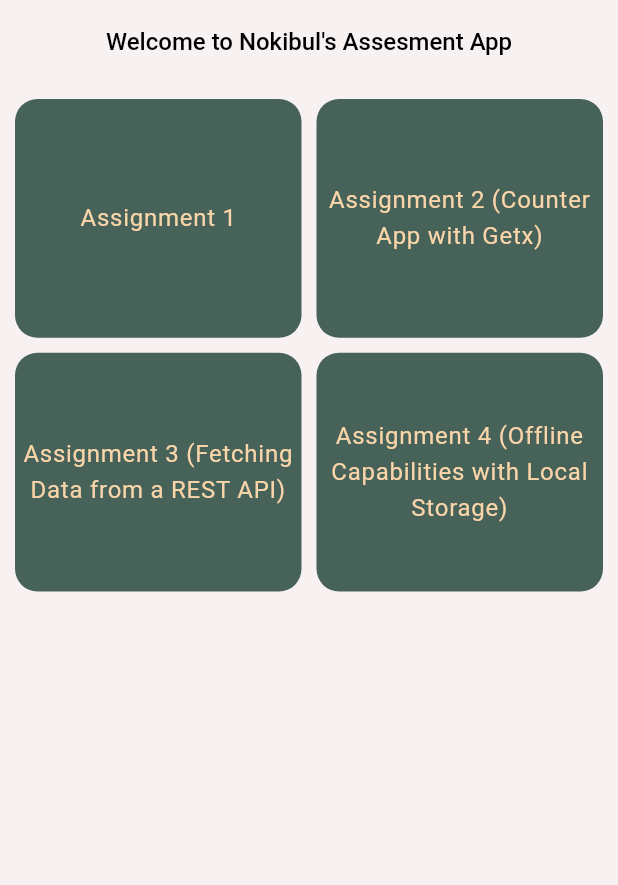
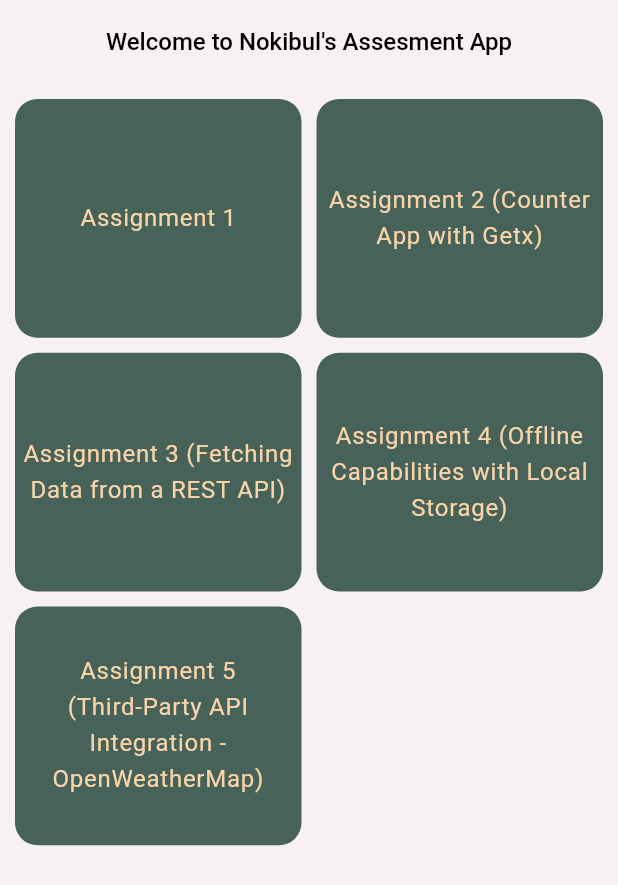
Before and after one commit to nokibul82/remote_kitchen_assesment, a Flutter app: the screen it shows after launch, on a phone screen of 412 x 824 dp. Shown: the top 885 px of the screen. Run offline on Flutter 3.47's test engine with Material 3 defaults, Android fonts, the phone set to English and light mode, and no system bars; our stand-ins replace dio, get, hive_flutter; accounts and stored records are empty.

Commit message:
Assignment-5 ( Third-Party API )

```diff
--- a/lib/views/screens/home_screen.dart
+++ b/lib/views/screens/home_screen.dart
@@ -127,6 +127,30 @@ class HomeScreen extends StatelessWidget {
                       )),
                     ),
                   ),
+                  InkWell(
+                    onTap: () {
+                      Navigator.push(
+                          context,
+                          MaterialPageRoute(
+                            builder: (context) => const PostScreen(),
+                          ));
+                    },
+                    child: Container(
+                      padding: const EdgeInsets.all(3),
+                      decoration: BoxDecoration(
+                          color: AppColor.primary,
+                          borderRadius: BorderRadius.circular(15)),
+                      child: Center(
+                          child: Text(
+                            "Assignment 5 \n(Third-Party API Integration - OpenWeatherMap)",
+                            textAlign: TextAlign.center,
+                            style: Theme.of(context)
+                                .textTheme
+                                .bodyLarge
+                                ?.copyWith(color: AppColor.secondary),
+                          )),
+                    ),
+                  ),
                 ],
               ),
             ),
```
